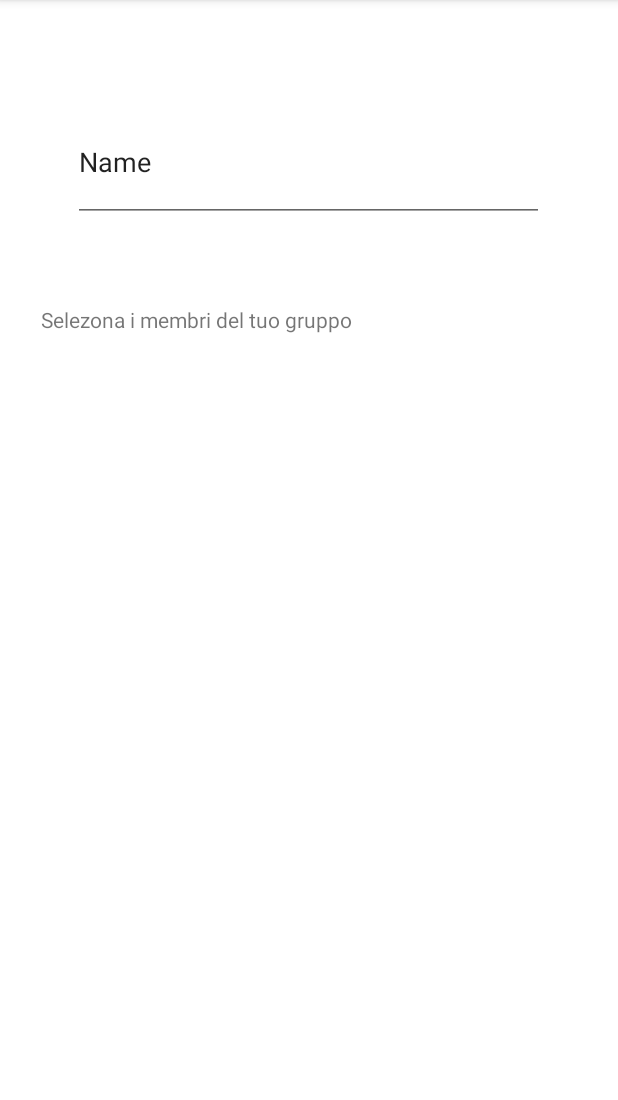
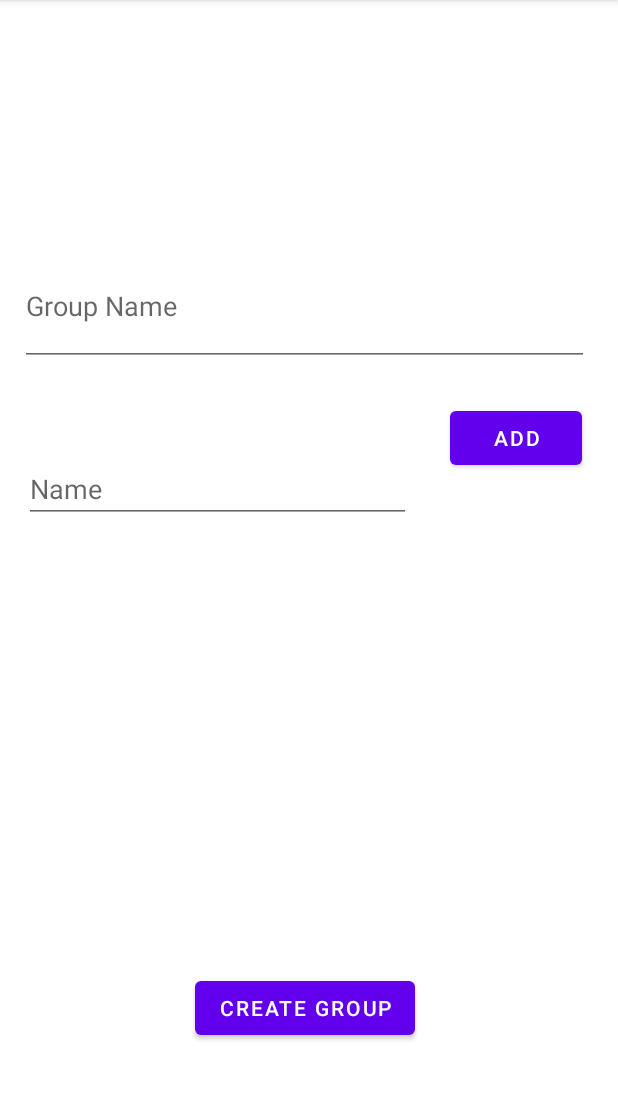
Before and after one commit to ludovicoghergo/ProvaFIrebase, an Android app: the CreateGroupActivity screen opened directly, with no data from a screen before it, on a phone screen of 412 x 824 dp, the part 84-1184 px from its top. Run offline under Robolectric (Android 15) with nearby library versions, the phone set to English and light mode, and no system bars; our stand-ins replace Firebase (no records; nobody signed in at launch, a user with empty details on screens opened directly).

Commit message:
Create Group

```diff
--- a/app/src/main/java/com/example/provafirebase/CreateGroupActivity.kt
+++ b/app/src/main/java/com/example/provafirebase/CreateGroupActivity.kt
@@ -2,6 +2,8 @@ package com.example.provafirebase
 
 import androidx.appcompat.app.AppCompatActivity
 import android.os.Bundle
+import android.view.Gravity
+import android.view.View
 import android.widget.Toast
 import androidx.recyclerview.widget.GridLayoutManager
 import androidx.recyclerview.widget.LinearLayoutManager
@@ -58,4 +60,12 @@ class CreateGroupActivity : AppCompatActivity() {
         return lista
 
     }
+    fun addPerson(view: View){
+        //ricerca della persona nel database
+        //se non esiste toast con errore
+        //se esiste aggiunta alla lista
+    }
+    fun createGroup(view: View){
+        //crea il gruppo e cambia activity
+    }
 }
--- a/app/src/main/res/layout/activity_create_group.xml
+++ b/app/src/main/res/layout/activity_create_group.xml
@@ -10,38 +10,63 @@
         android:id="@+id/view_user"
         android:layout_width="374dp"
         android:layout_height="127dp"
-        app:layout_constraintBottom_toBottomOf="parent"
+        android:layout_marginBottom="116dp"
+        app:layout_constraintBottom_toTopOf="@+id/button6"
         app:layout_constraintEnd_toEndOf="parent"
-        app:layout_constraintHorizontal_bias="0.0"
+        app:layout_constraintHorizontal_bias="0.567"
         app:layout_constraintStart_toStartOf="parent"
-        app:layout_constraintTop_toTopOf="parent"
-        app:layout_constraintVertical_bias="0.415"
         tools:context=".CreateGroupActivity"
         tools:listitem="@layout/componente_utente" />
 
     <EditText
         android:id="@+id/editTextTextPersonName"
-        android:layout_width="314dp"
-        android:layout_height="80dp"
+        android:layout_width="379dp"
+        android:layout_height="79dp"
         android:ems="10"
+        android:hint="Group Name"
         android:inputType="textPersonName"
-        android:text="Name"
-        app:layout_constraintBottom_toTopOf="@+id/view_user"
+        app:layout_constraintBottom_toTopOf="@+id/editTextTextPersonName3"
         app:layout_constraintEnd_toEndOf="parent"
-        app:layout_constraintHorizontal_bias="0.494"
+        app:layout_constraintHorizontal_bias="0.4"
         app:layout_constraintStart_toStartOf="parent"
         app:layout_constraintTop_toTopOf="parent"
-        app:layout_constraintVertical_bias="0.365" />
+        app:layout_constraintVertical_bias="0.728" />
 
-    <TextView
-        android:id="@+id/textView"
-        android:layout_width="260dp"
-        android:layout_height="33dp"
-        android:text="Selezona i membri del tuo gruppo"
+    <Button
+        android:id="@+id/button5"
+        android:layout_width="wrap_content"
+        android:layout_height="wrap_content"
+        android:layout_marginTop="24dp"
+        android:layout_marginEnd="24dp"
+        android:onClick="addPerson"
+        android:text="Add"
+        app:layout_constraintEnd_toEndOf="parent"
+        app:layout_constraintHorizontal_bias="1.0"
+        app:layout_constraintStart_toEndOf="@+id/editTextTextPersonName3"
+        app:layout_constraintTop_toBottomOf="@+id/editTextTextPersonName" />
+
+    <EditText
+        android:id="@+id/editTextTextPersonName3"
+        android:layout_width="258dp"
+        android:layout_height="43dp"
+        android:layout_marginStart="16dp"
+        android:layout_marginBottom="56dp"
+        android:ems="10"
+        android:hint="Name"
+        android:inputType="textPersonName"
         app:layout_constraintBottom_toTopOf="@+id/view_user"
+        app:layout_constraintStart_toStartOf="parent" />
+
+    <Button
+        android:id="@+id/button6"
+        android:layout_width="wrap_content"
+        android:layout_height="wrap_content"
+        android:layout_marginBottom="72dp"
+        android:onClick="createGroup"
+        android:text="Create Group"
+        app:layout_constraintBottom_toBottomOf="parent"
         app:layout_constraintEnd_toEndOf="parent"
-        app:layout_constraintHorizontal_bias="0.178"
-        app:layout_constraintStart_toStartOf="parent"
-        app:layout_constraintTop_toBottomOf="@+id/editTextTextPersonName"
-        app:layout_constraintVertical_bias="0.65" />
+        app:layout_constraintHorizontal_bias="0.49"
+        app:layout_constraintStart_toStartOf="parent" />
+
 </androidx.constraintlayout.widget.ConstraintLayout>
```
